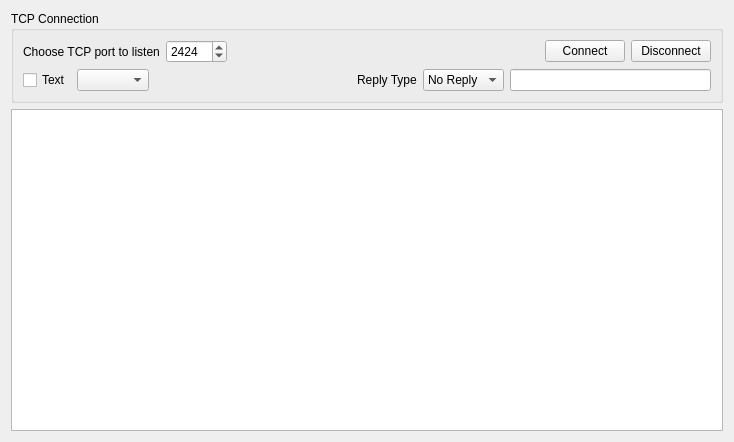
The window that tcplistener.ui (khomchenkovaa/PortListener) describes before a commit, drawn with Qt 5.
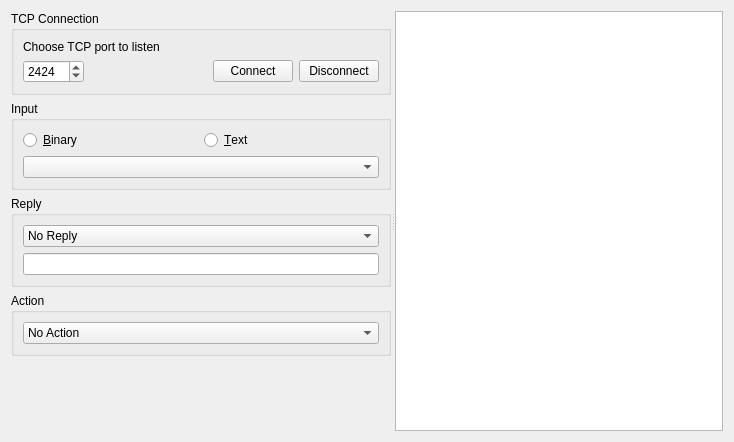
The same window after the commit.

Commit message: [ADD] message handler to TCP and Socket

```diff
--- a/tcplistener.ui
+++ b/tcplistener.ui
@@ -13,16 +13,21 @@
   <property name="windowTitle">
    <string>Form</string>
   </property>
-  <layout class="QVBoxLayout" name="verticalLayout_2">
+  <layout class="QVBoxLayout" name="verticalLayout_6">
    <item>
-    <widget class="QGroupBox" name="groupBox">
+    <widget class="QSplitter" name="splitter">
+     <property name="orientation">
+      <enum>Qt::Horizontal</enum>
+     </property>
+     <widget class="QWidget" name="layoutWidget">
+      <layout class="QVBoxLayout" name="verticalLayout_5">
+       <item>
+        <widget class="QGroupBox" name="boxConnection">
      <property name="title">
       <string>TCP Connection</string>
      </property>
      <layout class="QVBoxLayout" name="verticalLayout">
       <item>
-       <layout class="QHBoxLayout" name="horizontalLayout">
-        <item>
          <widget class="QLabel" name="lblConnection">
           <property name="text">
            <string>Choose TCP port to listen</string>
@@ -30,6 +35,8 @@
          </widget>
         </item>
         <item>
+           <layout class="QHBoxLayout" name="horizontalLayout">
+            <item>
          <widget class="QSpinBox" name="spinPort">
           <property name="minimum">
            <number>1</number>
@@ -71,38 +78,45 @@
         </item>
        </layout>
       </item>
+         </layout>
+        </widget>
+       </item>
+       <item>
+        <widget class="QGroupBox" name="boxInput">
+         <property name="title">
+          <string>Input</string>
+         </property>
+         <layout class="QVBoxLayout" name="verticalLayout_2">
       <item>
        <layout class="QHBoxLayout" name="horizontalLayout_2">
         <item>
-         <widget class="QCheckBox" name="chkText">
+             <widget class="QRadioButton" name="rbBinary">
           <property name="text">
-           <string>Text</string>
-          </property>
-         </widget>
+               <string>&amp;Binary</string>
+              </property>
+             </widget>
+            </item>
+            <item>
+             <widget class="QRadioButton" name="rbText">
+              <property name="text">
+               <string>&amp;Text</string>
+              </property>
+             </widget>
+            </item>
+           </layout>
         </item>
         <item>
          <widget class="QComboBox" name="cmbCodec"/>
         </item>
-        <item>
-         <spacer name="horizontalSpacer_2">
-          <property name="orientation">
-           <enum>Qt::Horizontal</enum>
-          </property>
-          <property name="sizeHint" stdset="0">
-           <size>
-            <width>40</width>
-            <height>20</height>
-           </size>
-          </property>
-         </spacer>
-        </item>
-        <item>
-         <widget class="QLabel" name="lblReplyType">
-          <property name="text">
-           <string>Reply Type</string>
-          </property>
-         </widget>
-        </item>
+         </layout>
+        </widget>
+       </item>
+       <item>
+        <widget class="QGroupBox" name="boxReply">
+         <property name="title">
+          <string>Reply</string>
+         </property>
+         <layout class="QVBoxLayout" name="verticalLayout_3">
         <item>
          <widget class="QComboBox" name="cmbReplyType">
           <item>
@@ -131,12 +145,48 @@
          <widget class="QLineEdit" name="editReply"/>
         </item>
        </layout>
-      </item>
+        </widget>
+       </item>
+       <item>
+        <widget class="QGroupBox" name="boxAction">
+         <property name="title">
+          <string>Action</string>
+         </property>
+         <layout class="QVBoxLayout" name="verticalLayout_4">
+          <item>
+           <widget class="QComboBox" name="cmbHandler">
+            <item>
+             <property name="text">
+              <string>No Action</string>
+             </property>
+            </item>
+            <item>
+             <property name="text">
+              <string>Save to File</string>
+             </property>
+            </item>
+           </widget>
+          </item>
      </layout>
     </widget>
    </item>
    <item>
+        <spacer name="verticalSpacer">
+         <property name="orientation">
+          <enum>Qt::Vertical</enum>
+         </property>
+         <property name="sizeHint" stdset="0">
+          <size>
+           <width>20</width>
+           <height>40</height>
+          </size>
+         </property>
+        </spacer>
+       </item>
+      </layout>
+     </widget>
     <widget class="QTextEdit" name="textLog"/>
+    </widget>
    </item>
   </layout>
  </widget>
```
Left out of the diff: 13 changed lines with no effect on the pictures. Lines whose indentation alone changed are shown as unchanged. The commit also changes 7 other files.
